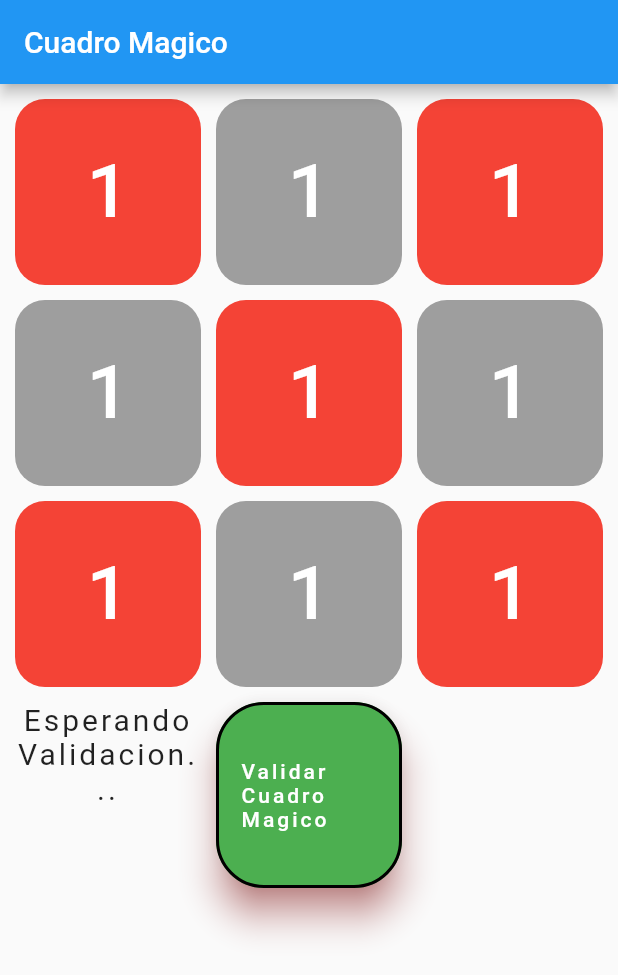
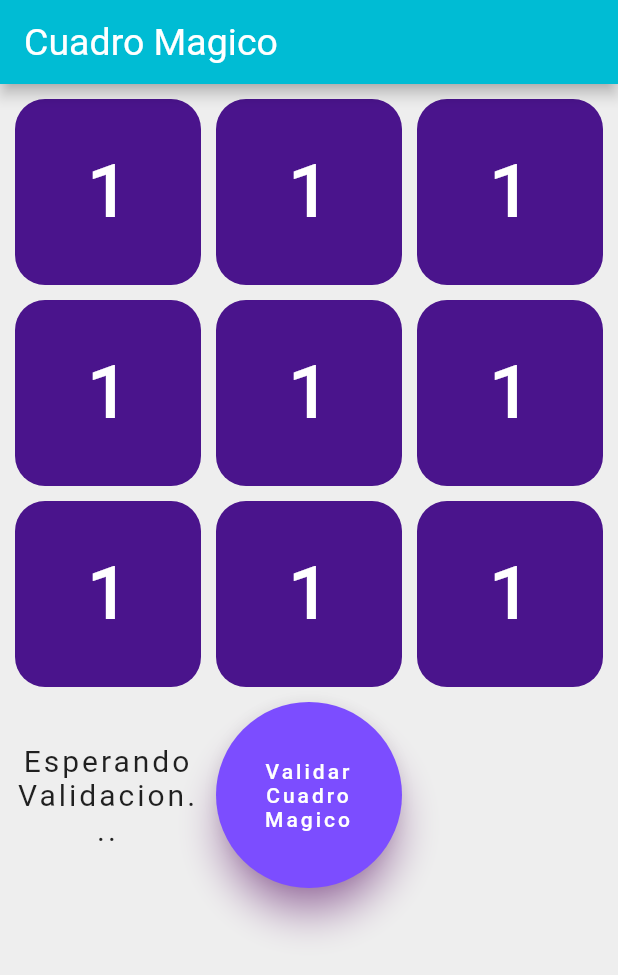
Before and after one commit to JuanCamiloFVX/ParcialMovilSep, a Flutter app: the screen it shows after launch, on a phone screen of 412 x 824 dp. Shown: the top 975 px of the screen. Run offline on Flutter 3.47's test engine with Material 2 defaults, Android fonts, the phone set to English and light mode, and no system bars; missing offline and left inert: dart:html.

Commit message:
Correcion de Styles

```diff
--- /dev/null
+++ b/lib/data.dart
@@ -0,0 +1,34 @@
+class Data {
+  int num1;
+  int num2;
+  int num3;
+  int num4;
+  int num5;
+  int num6;
+  int num7;
+  int num8;
+  int num9;
+
+  final data = Data(
+      num1: 1,
+      num2: 1,
+      num3: 1,
+      num4: 1,
+      num5: 1,
+      num6: 1,
+      num7: 1,
+      num8: 1,
+      num9: 1);
+
+  Data({
+    required this.num1,
+    required this.num2,
+    required this.num3,
+    required this.num4,
+    required this.num5,
+    required this.num6,
+    required this.num7,
+    required this.num8,
+    required this.num9,
+  });
+}
--- a/lib/estructura.dart
+++ b/lib/estructura.dart
@@ -1,14 +1,14 @@
 import 'package:flutter/material.dart';
 import 'package:parcial_cuadromagico/gridview.dart';
 
-class WidgetDinamico extends StatefulWidget {
+class Estructura extends StatefulWidget {
   @override
   State<StatefulWidget> createState() {
-    return _WidgetDinamico();
+    return _Estructura();
   }
 }
 
-class _WidgetDinamico extends State<WidgetDinamico> {
+class _Estructura extends State<Estructura> {
   @override
   Widget build(BuildContext context) {
     return Column(
--- a/lib/gridview.dart
+++ b/lib/gridview.dart
@@ -84,17 +84,14 @@ class _CuadroState extends State<Cuadro> {
   @override
   Widget build(BuildContext context) {
     final elevatedButton = ElevatedButton.styleFrom(
-        primary: Colors.green,
-        shadowColor: Colors.red[700],
+      primary: Colors.deepPurpleAccent,
+      shadowColor: Colors.purple,
       elevation: 10,
-        shape:
-            RoundedRectangleBorder(borderRadius: BorderRadius.circular(32.0)),
+      shape: RoundedRectangleBorder(borderRadius: BorderRadius.circular(100)),
       minimumSize: Size(80, 40),
-        side: BorderSide(width: 2, color: Colors.black));
+    );
 
-    return Scaffold(
-        body: SafeArea(
-      child: GridView.count(
+    return GridView.count(
       crossAxisCount: 3,
       mainAxisSpacing: 10,
       crossAxisSpacing: 10,
@@ -102,7 +99,8 @@ class _CuadroState extends State<Cuadro> {
       children: <Widget>[
         Container(
           decoration: BoxDecoration(
-                borderRadius: BorderRadius.circular(20), color: Colors.red),
+              borderRadius: BorderRadius.circular(20),
+              color: Colors.purple[900]),
           child: Column(
             mainAxisAlignment: MainAxisAlignment.center,
             children: [ButtonOne(data: data)],
@@ -110,7 +108,8 @@ class _CuadroState extends State<Cuadro> {
         ),
         Container(
           decoration: BoxDecoration(
-                borderRadius: BorderRadius.circular(20), color: Colors.grey),
+              borderRadius: BorderRadius.circular(20),
+              color: Colors.purple[900]),
           child: Column(
             mainAxisAlignment: MainAxisAlignment.center,
             children: [ButtonTwo(data: data)],
@@ -118,7 +117,8 @@ class _CuadroState extends State<Cuadro> {
         ),
         Container(
           decoration: BoxDecoration(
-                borderRadius: BorderRadius.circular(20), color: Colors.red),
+              borderRadius: BorderRadius.circular(20),
+              color: Colors.purple[900]),
           child: Column(
             mainAxisAlignment: MainAxisAlignment.center,
             children: [ButtonThree(data: data)],
@@ -126,7 +126,8 @@ class _CuadroState extends State<Cuadro> {
         ),
         Container(
           decoration: BoxDecoration(
-                borderRadius: BorderRadius.circular(20), color: Colors.grey),
+              borderRadius: BorderRadius.circular(20),
+              color: Colors.purple[900]),
           child: Column(
             mainAxisAlignment: MainAxisAlignment.center,
             children: [ButtonFour(data: data)],
@@ -134,7 +135,8 @@ class _CuadroState extends State<Cuadro> {
         ),
         Container(
           decoration: BoxDecoration(
-                borderRadius: BorderRadius.circular(20), color: Colors.red),
+              borderRadius: BorderRadius.circular(20),
+              color: Colors.purple[900]),
           child: Column(
             mainAxisAlignment: MainAxisAlignment.center,
             children: [ButtonFive(data: data)],
@@ -142,7 +144,8 @@ class _CuadroState extends State<Cuadro> {
         ),
         Container(
           decoration: BoxDecoration(
-                borderRadius: BorderRadius.circular(20), color: Colors.grey),
+              borderRadius: BorderRadius.circular(20),
+              color: Colors.purple[900]),
           child: Column(
             mainAxisAlignment: MainAxisAlignment.center,
             children: [ButtonSix(data: data)],
@@ -150,7 +153,8 @@ class _CuadroState extends State<Cuadro> {
         ),
         Container(
           decoration: BoxDecoration(
-                borderRadius: BorderRadius.circular(20), color: Colors.red),
+              borderRadius: BorderRadius.circular(20),
+              color: Colors.purple[900]),
           child: Column(
             mainAxisAlignment: MainAxisAlignment.center,
             children: [ButtonSeven(data: data)],
@@ -158,7 +162,8 @@ class _CuadroState extends State<Cuadro> {
         ),
         Container(
           decoration: BoxDecoration(
-                borderRadius: BorderRadius.circular(20), color: Colors.grey),
+              borderRadius: BorderRadius.circular(20),
+              color: Colors.purple[900]),
           child: Column(
             mainAxisAlignment: MainAxisAlignment.center,
             children: [ButtonEight(data: data)],
@@ -167,16 +172,27 @@ class _CuadroState extends State<Cuadro> {
         Container(
           decoration: BoxDecoration(
             borderRadius: BorderRadius.circular(20),
-              color: Colors.red,
+            color: Colors.purple[900],
           ),
           child: Column(
             mainAxisAlignment: MainAxisAlignment.center,
             children: [ButtonNive(data: data)],
           ),
         ),
+        Container(
+          decoration: BoxDecoration(
+            color: Colors.transparent,
+          ),
+          child: Column(
+            mainAxisAlignment: MainAxisAlignment.center,
+            children: [
               Text(
                 this.answer,
-            style: TextStyle(fontSize: 20, letterSpacing: 2),textAlign: TextAlign.center,
+                style: TextStyle(fontSize: 20, letterSpacing: 2),
+                textAlign: TextAlign.center,
+              ),
+            ],
+          ),
         ),
         ElevatedButton(
             style: elevatedButton,
@@ -185,13 +201,11 @@ class _CuadroState extends State<Cuadro> {
             },
             child: Text(
               "Validar Cuadro Magico",
-                style: TextStyle(
-                  letterSpacing: 2,
-                ),
+              style: TextStyle(letterSpacing: 2),
+              textAlign: TextAlign.center,
             )),
       ],
-      ),
-    ));
+    );
   }
 }
 
--- a/lib/main.dart
+++ b/lib/main.dart
@@ -1,11 +1,14 @@
+import 'dart:html';
+
 import 'package:parcial_cuadromagico/estructura.dart';
 import 'package:parcial_cuadromagico/gridview.dart';
 import 'package:flutter/material.dart';
 
 void main() {
   runApp(MaterialApp(debugShowCheckedModeBanner: false,
-      home: Scaffold(
-    appBar: AppBar(title: Text("Cuadro Magico")),
+    home: Scaffold(
+    backgroundColor: Colors.grey[200],
+    appBar: AppBar(title: Text("Cuadro Magico"), titleTextStyle: TextStyle(color: Colors.white,fontSize: 25),backgroundColor: Colors.cyan,),
     body: Cuadro(),
   )));
 }
```
Lines whose indentation alone changed are shown as unchanged.
